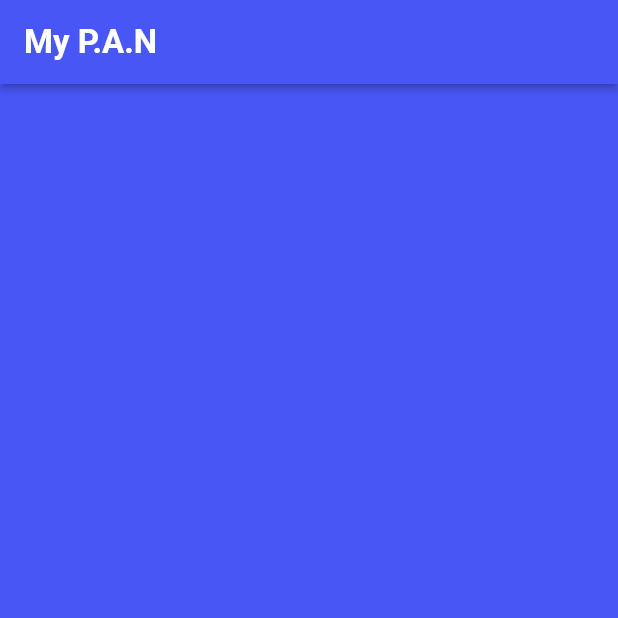
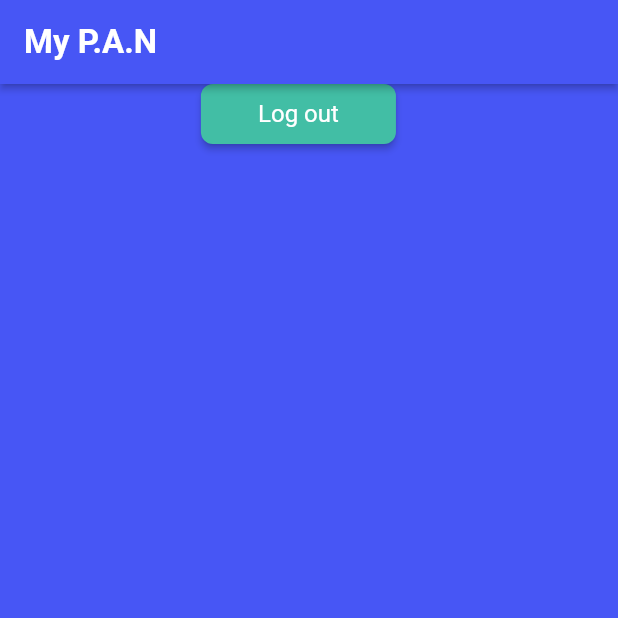
Before and after one commit to bluelion79/mypan, a Flutter app: the MainWidget screen opened directly, on a phone screen of 412 x 824 dp, the top half of it. Run offline on Flutter 3.47's test engine with Material 2 defaults, Android fonts, the phone set to English and light mode, and no system bars; drawn by our look-alikes of auto_size_text; our stand-ins replace built_collection, built_value, cloud_firestore, firebase_auth, firebase_core, font_awesome_flutter and 8 more; missing offline and left inert: json_path; accounts and stored records are empty; generated files the repository leaves out were written again; network calls fail; Roboto replaces fonts that are missing (Lexend Deca).

Commit message:
Updating to latest FlutterFlow output.

```diff
--- a/lib/main/main_widget.dart
+++ b/lib/main/main_widget.dart
@@ -1,5 +1,8 @@
+import '../auth/auth_util.dart';
 import '../flutter_flow/flutter_flow_theme.dart';
 import '../flutter_flow/flutter_flow_util.dart';
+import '../flutter_flow/flutter_flow_widgets.dart';
+import '../sign_in/sign_in_widget.dart';
 import 'package:flutter/material.dart';
 import 'package:google_fonts/google_fonts.dart';
 
@@ -38,7 +41,38 @@ class _MainWidgetState extends State<MainWidget> {
           onTap: () => FocusScope.of(context).unfocus(),
           child: Column(
             mainAxisSize: MainAxisSize.max,
-            children: [],
+            children: [
+              Align(
+                alignment: AlignmentDirectional(-0.05, 0),
+                child: FFButtonWidget(
+                  onPressed: () async {
+                    await signOut();
+                    await Navigator.pushAndRemoveUntil(
+                      context,
+                      MaterialPageRoute(
+                        builder: (context) => SignInWidget(),
+                      ),
+                      (r) => false,
+                    );
+                  },
+                  text: 'Log out',
+                  options: FFButtonOptions(
+                    width: 130,
+                    height: 40,
+                    color: FlutterFlowTheme.of(context).primaryColor,
+                    textStyle: FlutterFlowTheme.of(context).subtitle2.override(
+                          fontFamily: 'Lexend Deca',
+                          color: Colors.white,
+                        ),
+                    borderSide: BorderSide(
+                      color: Colors.transparent,
+                      width: 1,
+                    ),
+                    borderRadius: BorderRadius.circular(8),
+                  ),
+                ),
+              ),
+            ],
           ),
         ),
       ),
```
